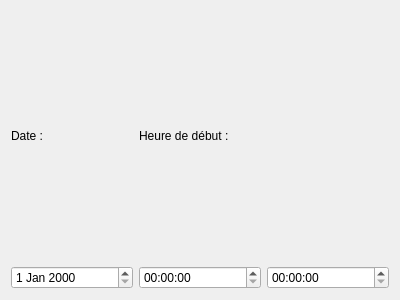
This is formeditseance.ui in esauvage/coach as Qt 5 draws it before an edit. The edited form follows.
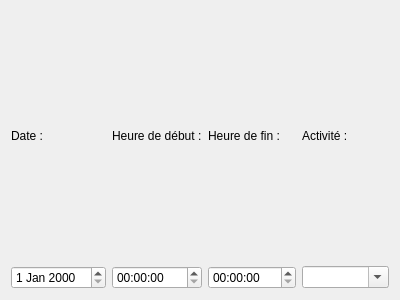
This is the edited form.

What changed in the file:
```diff
--- a/formeditseance.ui
+++ b/formeditseance.ui
@@ -14,15 +14,6 @@
    <string>Form</string>
   </property>
   <layout class="QGridLayout" name="gridLayout">
-   <item row="1" column="0">
-    <widget class="QDateEdit" name="edtDate"/>
-   </item>
-   <item row="1" column="2">
-    <widget class="QTimeEdit" name="edtFin"/>
-   </item>
-   <item row="1" column="1">
-    <widget class="QTimeEdit" name="edtDebut"/>
-   </item>
    <item row="0" column="0">
     <widget class="QLabel" name="label">
      <property name="text">
@@ -37,6 +28,36 @@
      </property>
     </widget>
    </item>
+   <item row="1" column="0">
+    <widget class="QDateEdit" name="edtDate"/>
+   </item>
+   <item row="1" column="1">
+    <widget class="QTimeEdit" name="edtDebut"/>
+   </item>
+   <item row="1" column="2">
+    <widget class="QTimeEdit" name="edtFin"/>
+   </item>
+   <item row="0" column="2">
+    <widget class="QLabel" name="label_3">
+     <property name="text">
+      <string>Heure de fin :</string>
+     </property>
+    </widget>
+   </item>
+   <item row="0" column="3">
+    <widget class="QLabel" name="label_4">
+     <property name="text">
+      <string>Activité :</string>
+     </property>
+    </widget>
+   </item>
+   <item row="1" column="3">
+    <widget class="QComboBox" name="cbxActivite">
+     <property name="editable">
+      <bool>true</bool>
+     </property>
+    </widget>
+   </item>
   </layout>
  </widget>
  <resources/>
```
